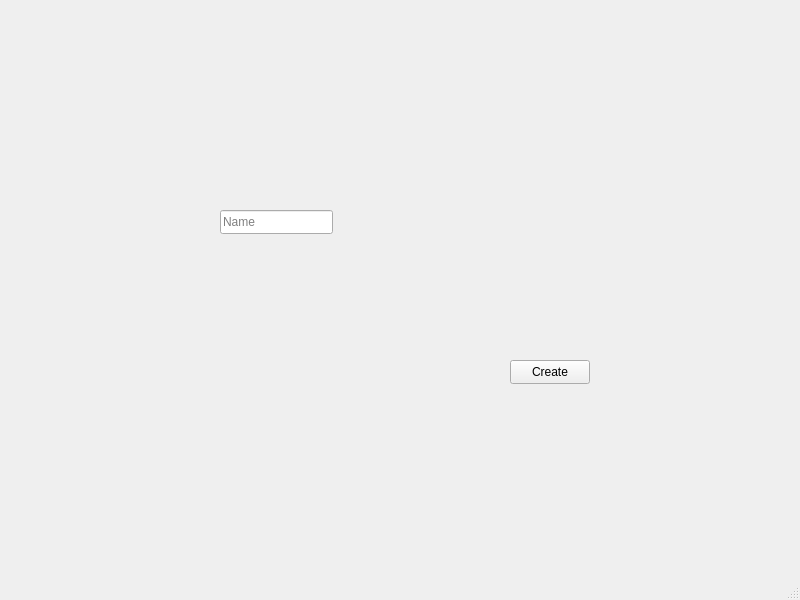
Above: mainwindow.ui from dOOmcLiF/OdtDocumentCreator_test before the change. Below: the same form after it.
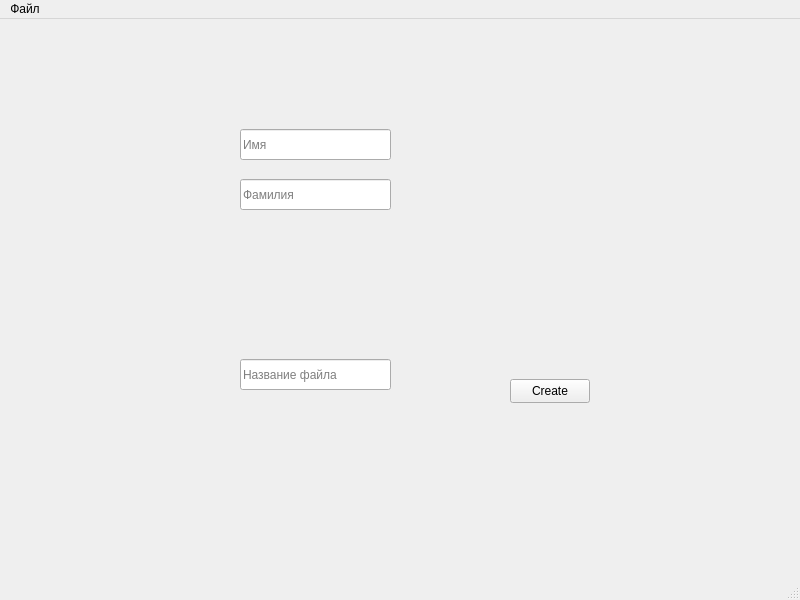
That is the form after the change.

Patch:
```diff
--- a/mainwindow.ui
+++ b/mainwindow.ui
@@ -27,17 +27,43 @@
      <string>Create</string>
     </property>
    </widget>
+   <widget class="QLineEdit" name="nameOfFileEdit">
+    <property name="geometry">
+     <rect>
+      <x>240</x>
+      <y>340</y>
+      <width>151</width>
+      <height>31</height>
+     </rect>
+    </property>
+    <property name="placeholderText">
+     <string>Название файла</string>
+    </property>
+   </widget>
    <widget class="QLineEdit" name="nameEdit">
     <property name="geometry">
      <rect>
-      <x>220</x>
-      <y>210</y>
-      <width>113</width>
-      <height>24</height>
+      <x>240</x>
+      <y>110</y>
+      <width>151</width>
+      <height>31</height>
      </rect>
     </property>
     <property name="placeholderText">
-     <string>Name</string>
+     <string>Имя</string>
+    </property>
+   </widget>
+   <widget class="QLineEdit" name="surnameEdit">
+    <property name="geometry">
+     <rect>
+      <x>240</x>
+      <y>160</y>
+      <width>151</width>
+      <height>31</height>
+     </rect>
+    </property>
+    <property name="placeholderText">
+     <string>Фамилия</string>
     </property>
    </widget>
   </widget>
@@ -47,9 +73,15 @@
      <x>0</x>
      <y>0</y>
      <width>800</width>
-     <height>21</height>
+     <height>25</height>
     </rect>
    </property>
+   <widget class="QMenu" name="menu">
+    <property name="title">
+     <string>Файл</string>
+    </property>
+   </widget>
+   <addaction name="menu"/>
   </widget>
   <widget class="QStatusBar" name="statusbar"/>
  </widget>
```
